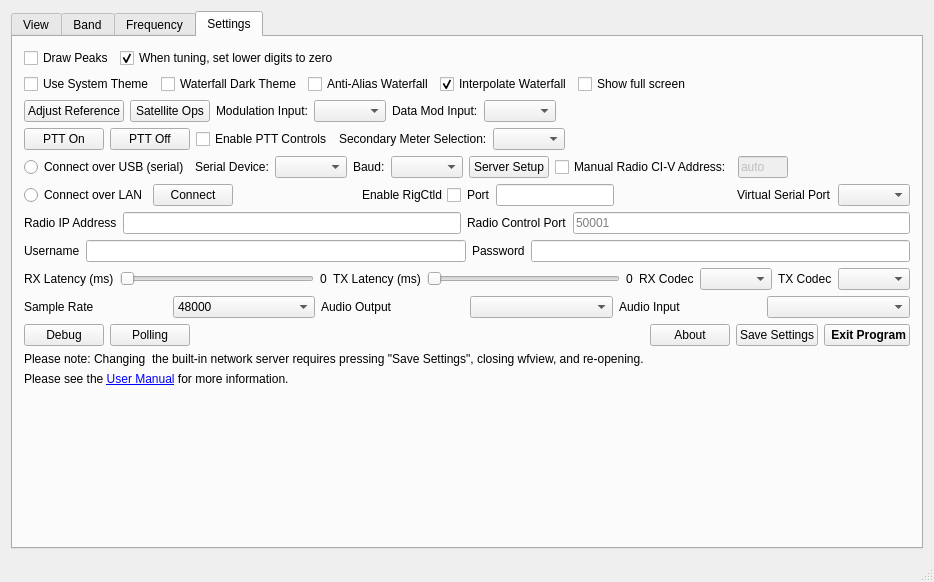
First picture: the form in wfmain.ui, repository adecarolis/wfweb, before the edit.
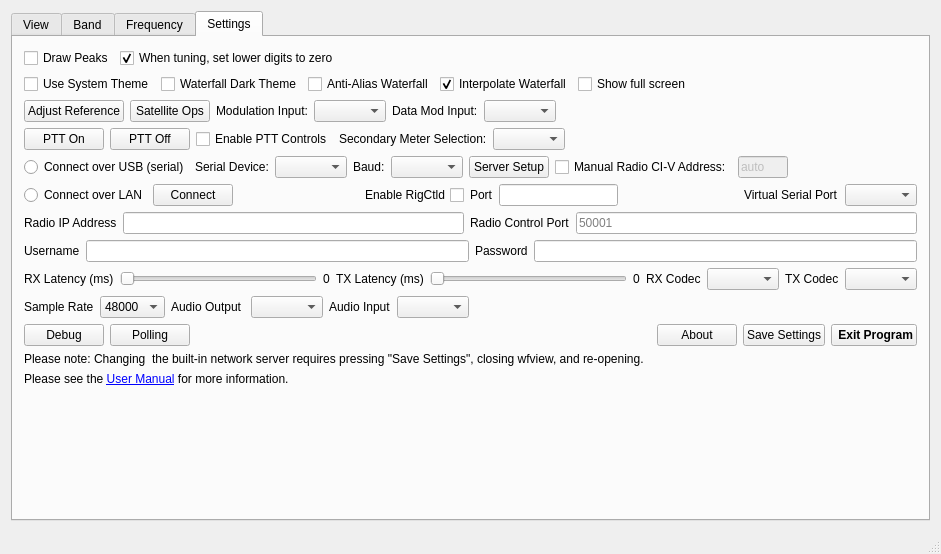
Second picture: the form after the edit. The open tabs and pages were chosen to show the change. Custom widgets are drawn as their Qt base class.

Commit message: Added size rules for audio source combo boxes.

The edit to the form file:
```diff
--- a/wfmain.ui
+++ b/wfmain.ui
@@ -6,8 +6,8 @@
    <rect>
     <x>0</x>
     <y>0</y>
-    <width>934</width>
-    <height>582</height>
+    <width>941</width>
+    <height>554</height>
    </rect>
   </property>
   <property name="windowTitle">
@@ -2658,6 +2658,12 @@
           </item>
           <item>
            <widget class="QComboBox" name="audioOutputCombo">
+            <property name="maximumSize">
+             <size>
+              <width>300</width>
+              <height>16777215</height>
+             </size>
+            </property>
             <property name="accessibleName">
              <string>Audio Output Selector</string>
             </property>
@@ -2672,11 +2678,30 @@
           </item>
           <item>
            <widget class="QComboBox" name="audioInputCombo">
+            <property name="maximumSize">
+             <size>
+              <width>300</width>
+              <height>16777215</height>
+             </size>
+            </property>
             <property name="accessibleName">
              <string>Audio Input Selector</string>
             </property>
            </widget>
           </item>
+          <item>
+           <spacer name="horizontalSpacer_8">
+            <property name="orientation">
+             <enum>Qt::Horizontal</enum>
+            </property>
+            <property name="sizeHint" stdset="0">
+             <size>
+              <width>40</width>
+              <height>20</height>
+             </size>
+            </property>
+           </spacer>
+          </item>
          </layout>
         </item>
         <item>
```
Left out of the diff: 6 changed lines with no effect on the pictures.
